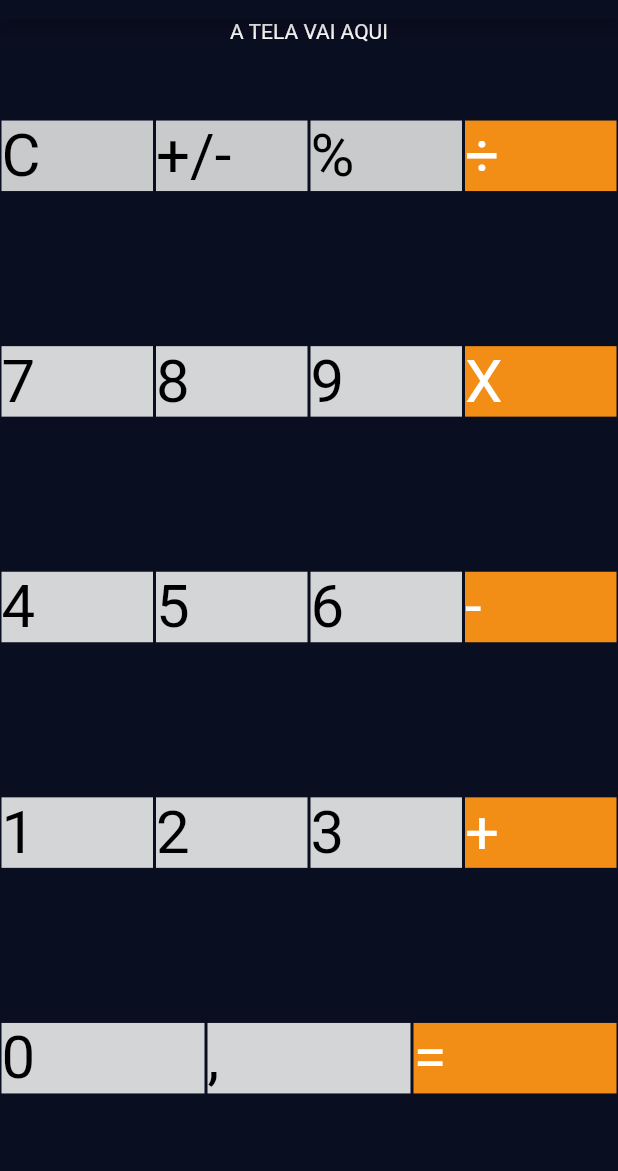
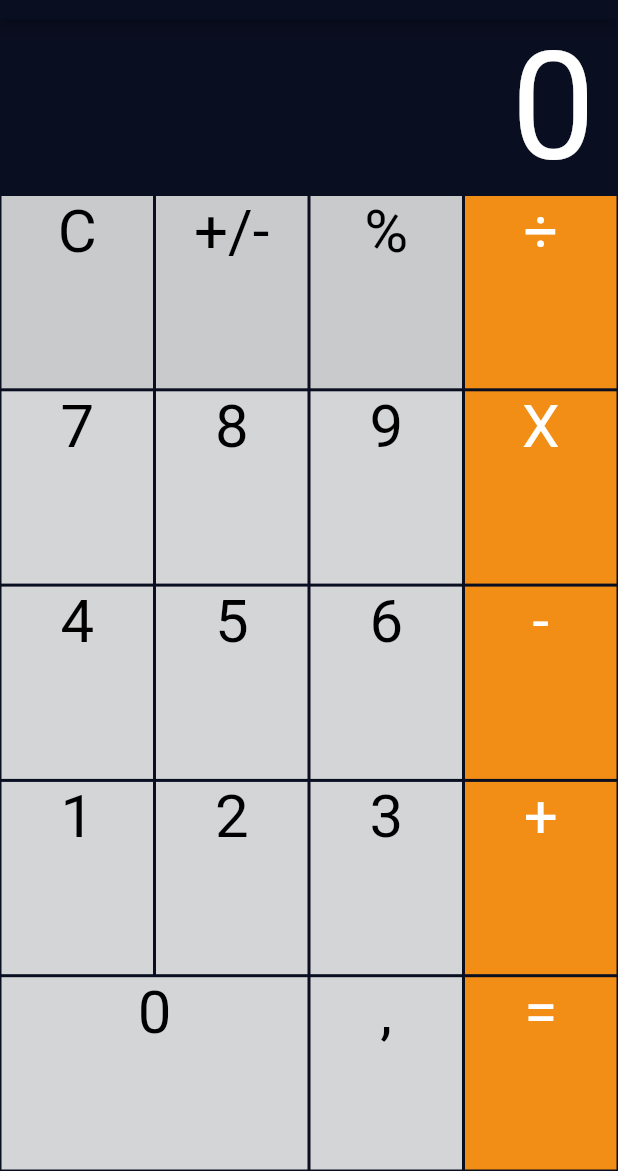
Before and after one commit to iury0393/flutter-calculator, a Flutter app: the screen it shows after launch, on a phone screen of 412 x 824 dp, the part 65-1236 px from its top. Run offline on Flutter 3.47's test engine with Material 2 defaults, Android fonts, the phone set to English and light mode, and no system bars.

Commit message:
Terminando o visual

```diff
--- a/lib/calculator_input.dart
+++ b/lib/calculator_input.dart
@@ -14,9 +14,16 @@ class _CalculatorInputState extends State<CalculatorInput> {
         title: Text('Flutter Calculator'),
       ),
       body: Column(
+        crossAxisAlignment: CrossAxisAlignment.end,
         children: <Widget>[
           Container(
-            child: Text('A TELA VAI AQUI'),
+            margin: EdgeInsets.only(right: 15.0),
+            child: Text(
+              '0',
+              style: TextStyle(
+                fontSize: 100.0,
+              ),
+            ),
           ),
           CalculatorLines(
             btn1: 'C',
@@ -52,11 +59,14 @@ class _CalculatorInputState extends State<CalculatorInput> {
           ),
           Expanded(
             child: Row(
+              crossAxisAlignment: CrossAxisAlignment.stretch,
               children: <Widget>[
                 Expanded(
+                  flex: 2,
                   child: Container(
                     child: Text(
                       '0',
+                      textAlign: TextAlign.center,
                       style: TextStyle(
                         color: Colors.black,
                         fontSize: 40.0,
@@ -72,6 +82,7 @@ class _CalculatorInputState extends State<CalculatorInput> {
                   child: Container(
                     child: Text(
                       ',',
+                      textAlign: TextAlign.center,
                       style: TextStyle(
                         color: Colors.black,
                         fontSize: 40.0,
@@ -87,6 +98,7 @@ class _CalculatorInputState extends State<CalculatorInput> {
                   child: Container(
                     child: Text(
                       '=',
+                      textAlign: TextAlign.center,
                       style: TextStyle(
                         color: Colors.white,
                         fontSize: 40.0,
--- a/lib/calculator_lines.dart
+++ b/lib/calculator_lines.dart
@@ -18,12 +18,14 @@ class CalculatorLines extends StatelessWidget {
   Widget build(BuildContext context) {
     return Expanded(
       child: Row(
+        crossAxisAlignment: CrossAxisAlignment.stretch,
         children: <Widget>[
           Expanded(
             child: Container(
               color: color1,
               child: Text(
                 btn1,
+                textAlign: TextAlign.center,
                 style: TextStyle(
                   color: Colors.black,
                   fontSize: 40.0,
@@ -37,6 +39,7 @@ class CalculatorLines extends StatelessWidget {
               color: color1,
               child: Text(
                 btn2,
+                textAlign: TextAlign.center,
                 style: TextStyle(
                   color: Colors.black,
                   fontSize: 40.0,
@@ -50,6 +53,7 @@ class CalculatorLines extends StatelessWidget {
               color: color1,
               child: Text(
                 btn3,
+                textAlign: TextAlign.center,
                 style: TextStyle(
                   color: Colors.black,
                   fontSize: 40.0,
@@ -63,6 +67,7 @@ class CalculatorLines extends StatelessWidget {
               color: color2,
               child: Text(
                 btn4,
+                textAlign: TextAlign.center,
                 style: TextStyle(
                   color: Colors.white,
                   fontSize: 40.0,
```
